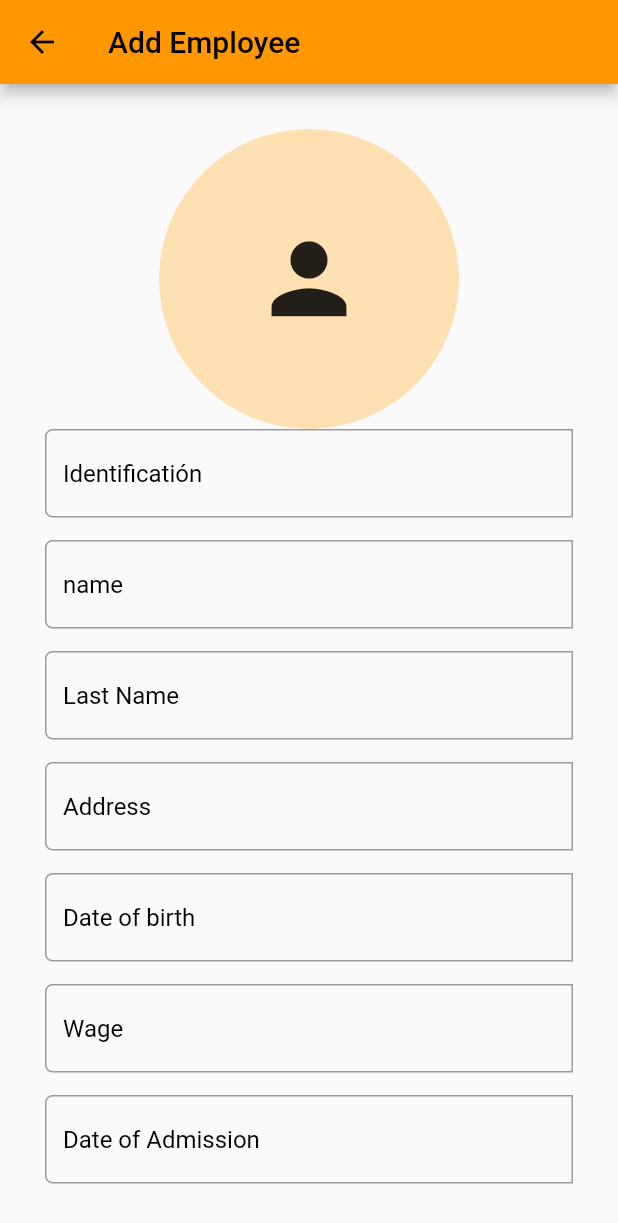
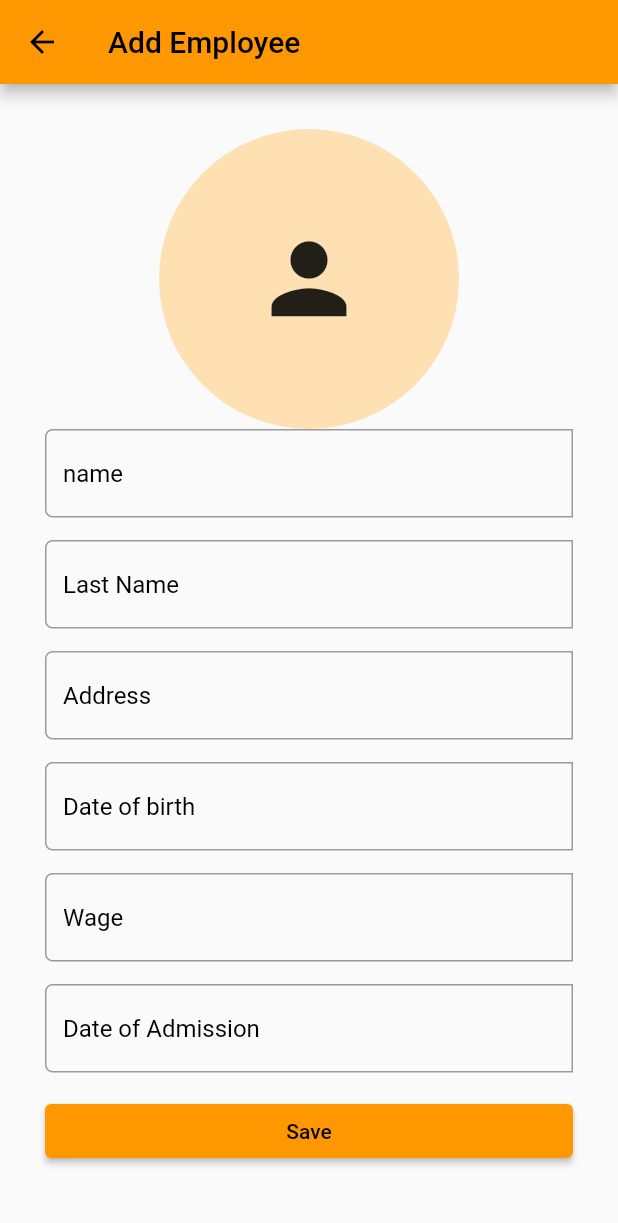
Before and after one commit to cripiii25/Final_app, a Flutter app: the screen it shows after launch, after a tap on the "person add" icon, on a phone screen of 412 x 824 dp. Shown: the top 1223 px of the screen. Run offline on Flutter 3.47's test engine with Material 2 defaults, Android fonts, the phone set to English and light mode, and no system bars; network calls fail; key blocks and very long unbroken strings in the code were emptied for the run.

Commit message:
Json exitosos

```diff
--- a/lib/add_person.dart
+++ b/lib/add_person.dart
@@ -14,7 +14,6 @@ class AddPerson extends StatefulWidget {
 class _AddPersonState extends State<AddPerson> {
   var textEditingControllerName = TextEditingController();
   var textEditingControllerLastName = TextEditingController();
-  var textEditingControllerId = TextEditingController();
   var textEditingControllerAddress = TextEditingController();
   var textEditingControllerDateOfBirth = TextEditingController();
   var textEditingControllerDateOfAdmission = TextEditingController();
@@ -36,17 +35,6 @@ class _AddPersonState extends State<AddPerson> {
                 size: 75.0,
               ),
               maxRadius: 100.0,
-            ),
-            TextField(
-                controller: textEditingControllerId,
-                decoration: const InputDecoration(
-                    hintText: 'Identificatión',
-                    hintStyle: TextStyle(color: Colors.black),
-                    border: OutlineInputBorder(
-                        borderRadius: BorderRadius.horizontal(
-                            left: Radius.circular(5.0))))),
-            const SizedBox(
-              height: 15.0,
             ),
             TextField(
                 controller: textEditingControllerName,
@@ -118,7 +106,6 @@ class _AddPersonState extends State<AddPerson> {
             ElevatedButton(
                 onPressed: () {
                   callServiceCreatePerson(
-                      textEditingControllerId.text,
                       textEditingControllerName.text,
                       textEditingControllerLastName.text,
                       textEditingControllerAddress.text,
@@ -134,7 +121,6 @@ class _AddPersonState extends State<AddPerson> {
   }
 
   void callServiceCreatePerson(
-    String id,
     String name,
     String lastName,
     String address,
@@ -143,7 +129,6 @@ class _AddPersonState extends State<AddPerson> {
     String dateOfAdmission,
   ) async {
     var person = Person(
-      id: id,
       name: name,
       lastName: lastName,
       address: address,
@@ -152,7 +137,7 @@ class _AddPersonState extends State<AddPerson> {
       dateOfAdmission: dateOfAdmission,
     );
 
-    var url = Uri.parse('https://6186960dcd8530001765ab39.mockapi.io/');
+    var url = Uri.parse('https://6186960dcd8530001765ab39.mockapi.io/Empleados');
     var personBody = jsonEncode(person);
 
     Response response = await http.post(
--- a/lib/second_page.dart
+++ b/lib/second_page.dart
@@ -3,7 +3,7 @@ import 'dart:convert';
 import 'package:final_app/add_person.dart';
 import 'package:flutter/material.dart';
 import 'package:http/http.dart';
-
+import 'package:http/http.dart' as http;
 import 'models/person.dart';
 
 class SecondPage extends StatefulWidget {
@@ -13,26 +13,15 @@ class SecondPage extends StatefulWidget {
 
 class _SecondPageState extends State<SecondPage> {
   List<Person> listPersons = [];
-
-  get http => null;
   @override
   Widget build(BuildContext context) {
     return Scaffold(
       appBar: AppBar(
-        title: Text("Gestor de Empleados"),
+        title: const Text('Gestor de Empleados'),
         actions: [
           InkWell(
               child: Icon(Icons.person_add),
-            onTap: () {
-              Navigator.push(
-                  context,
-                  MaterialPageRoute(
-                      builder: (context) => AddPerson())).then((value) {
-                if (value) {
-                  callServiceGetListPersons();
-                }
-              });
-            },
+              onTap: () => callCreatePersonPage(),
             )
         ],
       ),
@@ -47,26 +36,40 @@ class _SecondPageState extends State<SecondPage> {
                 trailing: IconButton(
                   icon: const Icon(Icons.delete),
                   onPressed: () {
-                  //Agregar eliminar
+                    //setState(() {
+                    //_futurePerson =
+                    //  deleteService(listPersons[index].id!);
+                    //});
+                    //
                   },
                 ),
                 title: Text(
                     '${listPersons[index].name!} ${listPersons[index].lastName!}'),
                 subtitle: Text(
                     '${listPersons[index].id!} ${listPersons[index].address!}${listPersons[index].dateOfAdmission!}${listPersons[index].dateOfAdmission!}'),
-            ),
-          );
+              ));
         },
       ),
       floatingActionButton: FloatingActionButton(
+        onPressed: () => callServiceGetListPersons(),
         child: Icon(Icons.update),
-        onPressed: () => callServiceGetListPersons(),
       ),
     );
   }
 
+  callCreatePersonPage() {
+    Navigator.push(
+            context, MaterialPageRoute(builder: (context) => AddPerson()))
+        .then((value) {
+      if (value) {
+        callServiceGetListPersons();
+      }
+    });
+  }
+
   callServiceGetListPersons() async {
-    var url = Uri.parse('https://6186960dcd8530001765ab39.mockapi.io/');
+    var url =
+        Uri.parse('https://6186960dcd8530001765ab39.mockapi.io/Empleados');
     Response response = await http.get(url);
     if (response.statusCode >= 200 && response.statusCode <= 300) {
       listPersons = (jsonDecode(response.body) as List).map((personJson) {
@@ -80,12 +83,12 @@ class _SecondPageState extends State<SecondPage> {
   }
 
   Future deleteService(int id) async {
-    final response = await http.delete(Uri.parse('https://6186960dcd8530001765ab39.mockapi.io/$id'));
+    final response = await http.delete(
+        Uri.parse('https://6186960dcd8530001765ab39.mockapi.io/Empleados/$id'));
 
-    if(response.statusCode ==200){
+    if (response.statusCode == 200) {
       return true;
-    }
-    else{
+    } else {
       return false;
     }
   }
```
Lines whose indentation alone changed are shown as unchanged.
